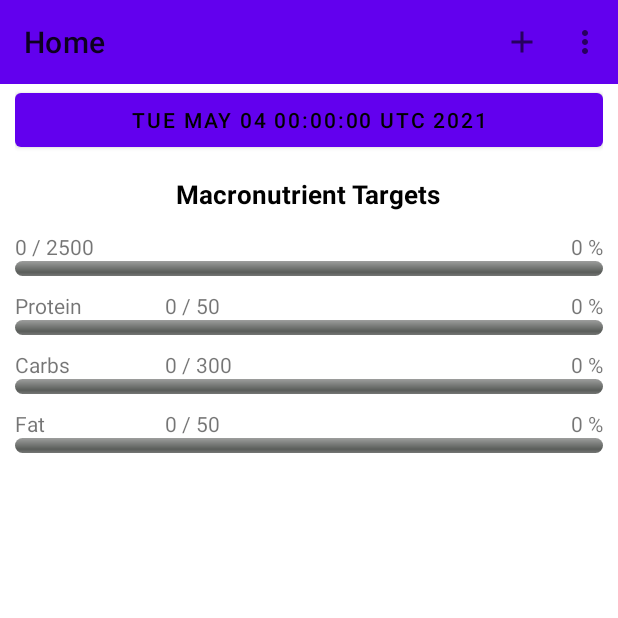
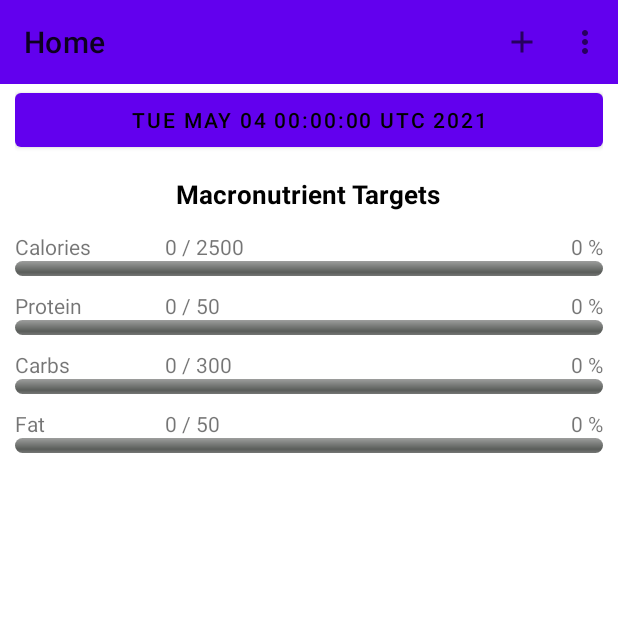
Before and after one commit to Sterling1111/Project3, an Android app: the screen it shows after launch once a user with an empty profile is signed in (Dashboard), on a phone screen of 412 x 824 dp, the top half of it. Run offline under Robolectric (Android 15) with nearby library versions, the phone set to English and light mode, and no system bars; our stand-ins replace Firebase (no records; nobody signed in at launch, a user with empty details on screens opened directly); Roboto replaces fonts that are not available here.

Commit message:
finished adding the date to Home_Fragment

```diff
--- a/app/src/main/java/com/example/project3/Dashboard.java
+++ b/app/src/main/java/com/example/project3/Dashboard.java
@@ -71,7 +71,6 @@ public class Dashboard extends AppCompatActivity {
         //reference.child("foods").setValue(food1);
 
         Home_Fragment home_fragment = new Home_Fragment();
-        home_fragment.setFoods(foods);
 
         getSupportFragmentManager().beginTransaction().replace(R.id.fragment_container, home_fragment).commit();
     }
@@ -124,7 +123,6 @@ public class Dashboard extends AppCompatActivity {
                         case R.id.nav_home:
                             selectedFragment = new Home_Fragment();
                             toolbar.setTitle("Home");
-                            ((Home_Fragment) selectedFragment).setFoods(foods);
                             break;
                         case R.id.nav_diary:
                             selectedFragment = new Diary_Fragment();
--- a/app/src/main/java/com/example/project3/Home_Fragment.java
+++ b/app/src/main/java/com/example/project3/Home_Fragment.java
@@ -33,6 +33,7 @@ import com.google.firebase.firestore.QuerySnapshot;
 
 import java.util.Calendar;
 import java.util.Date;
+import java.util.Map;
 import java.util.Objects;
 import java.util.Vector;
 
@@ -51,7 +52,7 @@ public class Home_Fragment extends Fragment {
 
     private DocumentReference foodsRef;
 
-    Vector<Food> foods;
+    private Vector<Food> foods;
 
     private View v;
 
@@ -60,25 +61,6 @@ public class Home_Fragment extends Fragment {
 
         dateButton = v.findViewById(R.id.datePickerButton);
         dateButton.setText(Dashboard.currentDate.toString());
-
-        initDatePicker();
-
-        firestore.collection("Users").document(user.getUid())
-                .collection("Dates").document(Dashboard.currentDate.toString())
-                .collection("Foods")
-                .get()
-                .addOnCompleteListener(new OnCompleteListener<QuerySnapshot>() {
-                    public void onComplete(@NonNull Task<QuerySnapshot> task) {
-                        if(task.isSuccessful()) {
-                            for (QueryDocumentSnapshot document : Objects.requireNonNull(task.getResult())) {
-                                Log.d(TAG, document.getId() + " => " + document.getData());
-                            }
-                        } else {
-                            Log.d(TAG, "Error getting documents: ", task.getException());
-                        }
-                    }
-                });
-
 
         calories_pb = v.findViewById(R.id.calories_pb);
         protein_pb = v.findViewById(R.id.protein_pb);
@@ -95,6 +77,34 @@ public class Home_Fragment extends Fragment {
         carbs_percentageTextView = v.findViewById(R.id.carbs_percentage);
         fat_percentageTextView = v.findViewById(R.id.fat_percentage);
 
+        initDatePicker();
+
+        foods = new Vector<Food>();
+
+        initProgressBars(Dashboard.currentDate);
+
+        dateButton.setOnClickListener(new View.OnClickListener() {
+            @Override
+            public void onClick(View v) {
+                datePickerDialog.show();
+            }
+        });
+
+        return v;
+    }
+
+    private void initProgressBars(Date date) {
+        firestore.collection("Users").document(user.getUid())
+                .collection("Dates").document(date.toString())
+                .collection("Foods")
+                .get()
+                .addOnCompleteListener(new OnCompleteListener<QuerySnapshot>() {
+                    public void onComplete(@NonNull Task<QuerySnapshot> task) {
+                        if(task.isSuccessful()) {
+                            for (QueryDocumentSnapshot document : Objects.requireNonNull(task.getResult())) {
+                                Food food = document.toObject(Food.class);
+                                foods.add(food);
+                            }
                             int calories = (int) foods.stream().mapToDouble(Food::getCalories).sum();
                             int protein = (int) foods.stream().mapToDouble(Food::getProtein).sum();
                             int carbs = (int) foods.stream().mapToDouble(Food::getTotalCarb).sum();
@@ -119,8 +129,11 @@ public class Home_Fragment extends Fragment {
                             protein_percentageTextView.setText(String.valueOf(protein_percentage) + " %");
                             carbs_percentageTextView.setText(String.valueOf(carbs_percentage) + " %");
                             fat_percentageTextView.setText(String.valueOf(fat_percentage) + " %");
-
-        return v;
+                        } else {
+                            Log.d(TAG, "Error getting documents: ", task.getException());
+                        }
+                    }
+                });
     }
 
     private void initDatePicker() {
@@ -131,8 +144,8 @@ public class Home_Fragment extends Fragment {
                 Dashboard.currentDate = new Date(year - 1900, month, dayOfMonth);
                 String date = makeDateString(dayOfMonth, month, year);
                 dateButton.setText(Dashboard.currentDate.toString());
-                foodsRef = firestore.collection("Users").document(user.getUid()).collection("Dates").document(Dashboard.currentDate.toString());
-                FirestoreRecyclerOptions<Food> options = new FirestoreRecyclerOptions.Builder<Food>().setQuery(foodRef, Food.class).build();
+                foods.clear();
+                initProgressBars(Dashboard.currentDate);
             }
         };
 
--- a/app/src/main/java/com/example/project3/NewFoodActivity.java
+++ b/app/src/main/java/com/example/project3/NewFoodActivity.java
@@ -73,14 +73,14 @@ public class NewFoodActivity extends AppCompatActivity {
 
 
     public void createFood() {
+        Float calories = Float.parseFloat(calField.getText().toString());
         food = new Food();
         food.setFoodName(nameField.getText().toString());
-        food.setCalories(Float.parseFloat(calField.getText().toString()));
         food.setTotalCarb(Float.parseFloat(carbField.getText().toString()));
         food.setProtein(Float.parseFloat(proteinField.getText().toString()));
         food.setTotalFat(Float.parseFloat(fatField.getText().toString()));
         food.setServings(Float.parseFloat(carbField.getText().toString()));
-        food.setCaloriesPerServing(food.getCalories() / food.getServings());
+        food.setCaloriesPerServing(calories / food.getServings());
 
        /* Calendar cal = Calendar.getInstance();
         int year = cal.get(Calendar.YEAR);
--- a/app/src/main/res/layout/home_fragment.xml
+++ b/app/src/main/res/layout/home_fragment.xml
@@ -52,6 +52,12 @@
                     android:orientation="horizontal"
                     android:layout_width="fill_parent"
                     android:layout_height="wrap_content">
+
+                    <TextView
+                        android:layout_width="100dp"
+                        android:layout_height="wrap_content"
+                        android:layout_weight="0"
+                        android:text="@string/Calories" />
 
                     <TextView
                         android:id="@+id/calories_number"
```
Lines whose indentation alone changed are shown as unchanged.
